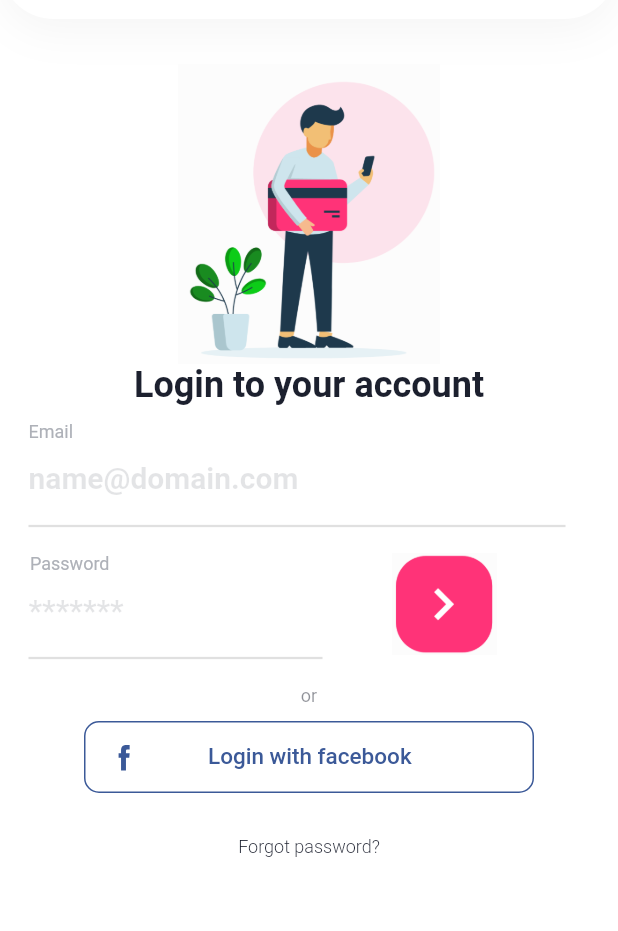
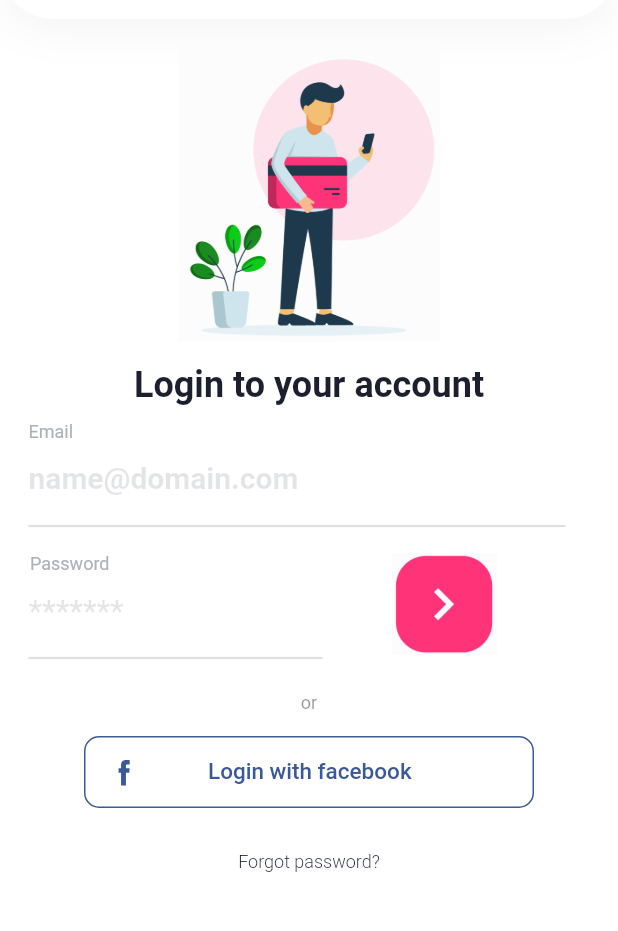
Before and after one commit to Bhavesh114/Expensee, a Flutter app: the Loginscreen screen opened directly, on a phone screen of 412 x 824 dp, the part 101-1032 px from its top. Run offline on Flutter 3.47's test engine with Material 2 defaults, Android fonts, the phone set to English and light mode, and no system bars; our stand-ins replace after_layout, firebase_auth, flutter_svg, modal_progress_hud, persistent_bottom_nav_bar, shared_preferences and 1 more; accounts and stored records are empty; Roboto replaces fonts that are missing (GT Walsheim Pro).

```diff
--- a/lib/Screens/Login_Screen.dart
+++ b/lib/Screens/Login_Screen.dart
@@ -28,6 +28,8 @@ class _LoginscreenState extends State<Loginscreen>
       body: ModalProgressHUD(
         inAsyncCall: spinner,
         child: Column(
+          mainAxisAlignment: MainAxisAlignment.start,
+          crossAxisAlignment: CrossAxisAlignment.start,
           children: <Widget>[
             Container(
               width: MediaQuery.of(context).size.width,
@@ -98,13 +100,18 @@ class _LoginscreenState extends State<Loginscreen>
                 ),
               ),
             ),
-            Padding(
-              padding: const EdgeInsets.only(top: 30.0),
+            SizedBox(
+              height: 15.0,
+            ),
+            Center(
               child: Image.asset(
                 "images/loginImage.png",
                 height: 200.0,
                 width: 200.0,
               ),
+            ),
+            SizedBox(
+              height: 15.0,
             ),
             Center(
               child: Text(
@@ -121,8 +128,6 @@ class _LoginscreenState extends State<Loginscreen>
             SizedBox(
               height: 10.0,
             ),
-            Row(
-              children: <Widget>[
             Padding(
               padding: const EdgeInsets.only(left: 19.0),
               child: Text(
@@ -135,11 +140,8 @@ class _LoginscreenState extends State<Loginscreen>
                 textAlign: TextAlign.left,
               ),
             ),
-              ],
-            ),
             Padding(
-              padding:
-                  const EdgeInsets.only(right: 35.0, left: 19.0, bottom: 0.0),
+              padding: const EdgeInsets.only(right: 35.0, left: 19.0),
               child: TextField(
                 keyboardType: TextInputType.emailAddress,
                 onChanged: (value) {
@@ -236,8 +238,10 @@ class _LoginscreenState extends State<Loginscreen>
                 ),
               ],
             ),
-            Padding(
-              padding: const EdgeInsets.only(top: 10.0, bottom: 10.0),
+            SizedBox(
+              height: 15.0,
+            ),
+            Center(
               child: SizedBox(
                 width: 18.0,
                 child: Text(
@@ -251,7 +255,11 @@ class _LoginscreenState extends State<Loginscreen>
                 ),
               ),
             ),
-            FlatButton(
+            SizedBox(
+              height: 15.0,
+            ),
+            Center(
+              child: FlatButton(
                 splashColor: Colors.transparent,
                 highlightColor: Colors.transparent,
                 onPressed: () {
@@ -300,7 +308,9 @@ class _LoginscreenState extends State<Loginscreen>
                   ],
                 ),
               ),
-            Padding(
+            ),
+            Center(
+              child: Padding(
                 padding: const EdgeInsets.only(top: 10.0),
                 child: FlatButton(
                   splashColor: Colors.transparent,
@@ -323,6 +333,7 @@ class _LoginscreenState extends State<Loginscreen>
                   ),
                 ),
               ),
+            ),
           ],
         ),
       ),
```
Lines whose indentation alone changed are shown as unchanged.
